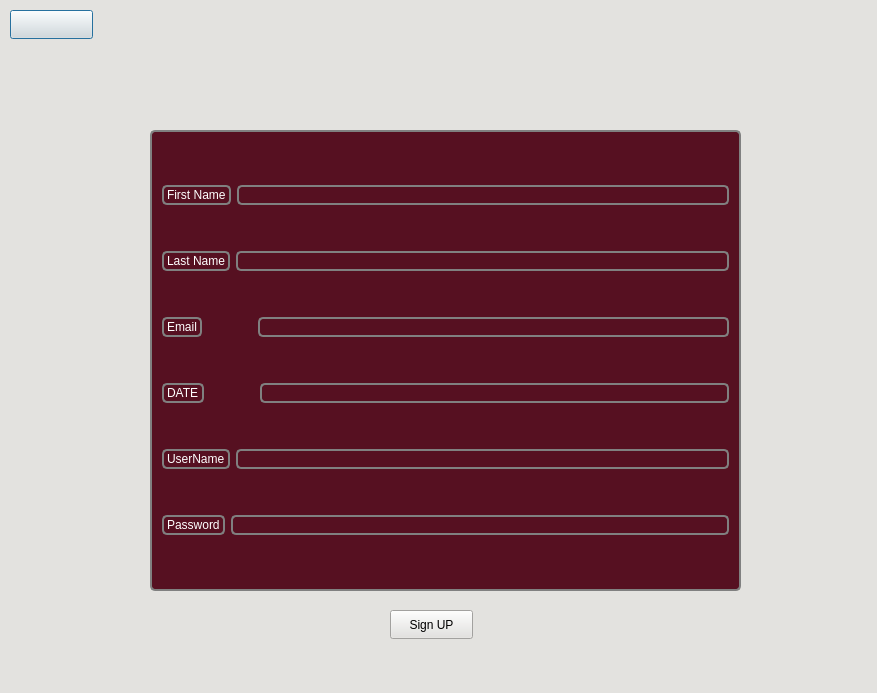
bikraj2/mitra-2, file signup.ui: the form before one commit.
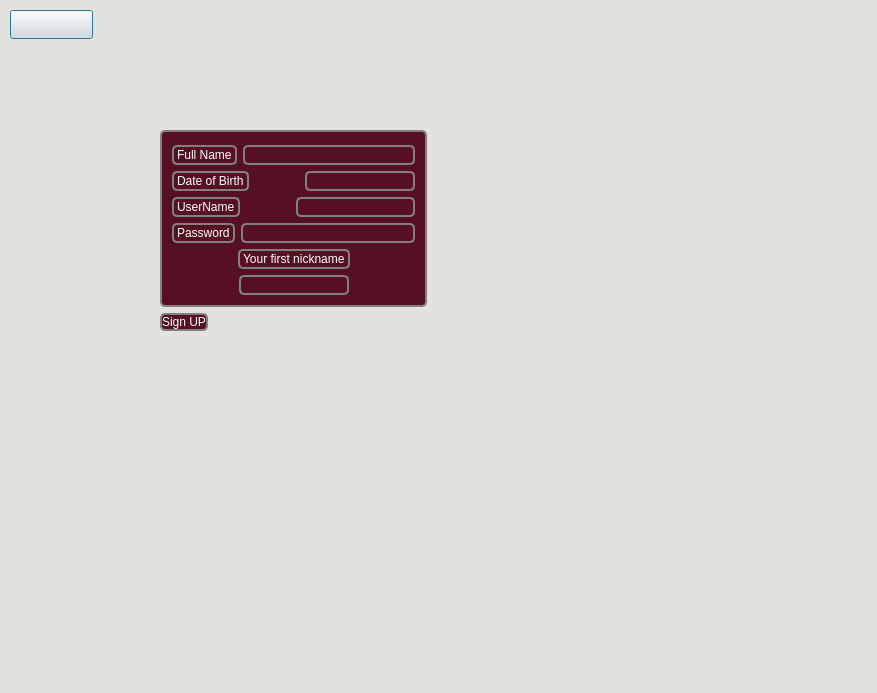
The form after the commit. Icons and pictures are not drawn.

```diff
--- a/signup.ui
+++ b/signup.ui
@@ -17,15 +17,34 @@
    <string notr="true">
 background-color:rgb(227, 226, 223);</string>
   </property>
-  <widget class="QGroupBox" name="groupBox">
+  <widget class="QPushButton" name="pushButton_2">
    <property name="geometry">
     <rect>
-     <x>150</x>
+     <x>10</x>
+     <y>10</y>
+     <width>83</width>
+     <height>29</height>
+    </rect>
+   </property>
+   <property name="styleSheet">
+    <string notr="true">image:url(:/icon/icon/arrow-left-solid.png)</string>
+   </property>
+   <property name="text">
+    <string/>
+   </property>
+  </widget>
+  <widget class="QWidget" name="">
+   <property name="geometry">
+    <rect>
+     <x>160</x>
      <y>130</y>
-     <width>591</width>
-     <height>461</height>
+     <width>531</width>
+     <height>481</height>
     </rect>
    </property>
+   <layout class="QFormLayout" name="formLayout">
+    <item row="0" column="0">
+     <widget class="QGroupBox" name="groupBox">
    <property name="styleSheet">
     <string notr="true">border:2px solid gray;border-radius:5px;margin-top: 1ex;
 font: 14pt &quot;Britannic Bold&quot;;
@@ -39,7 +58,7 @@
       <item>
        <widget class="QLabel" name="label">
         <property name="text">
-         <string>First Name</string>
+            <string>Full Name</string>
         </property>
        </widget>
       </item>
@@ -48,61 +67,17 @@
       </item>
      </layout>
     </item>
-    <item>
-     <layout class="QHBoxLayout" name="horizontalLayout_2">
-      <item>
-       <widget class="QLabel" name="label_2">
-        <property name="text">
-         <string>Last Name</string>
-        </property>
-       </widget>
-      </item>
-      <item>
-       <widget class="QLineEdit" name="lineEdit_2"/>
-      </item>
-     </layout>
-    </item>
-    <item>
-     <layout class="QHBoxLayout" name="horizontalLayout_3">
-      <item>
-       <widget class="QLabel" name="label_3">
-        <property name="text">
-         <string>Email</string>
-        </property>
-       </widget>
-      </item>
-      <item>
-       <spacer name="horizontalSpacer">
-        <property name="orientation">
-         <enum>Qt::Horizontal</enum>
-        </property>
-        <property name="sizeType">
-         <enum>QSizePolicy::Preferred</enum>
-        </property>
-        <property name="sizeHint" stdset="0">
-         <size>
-          <width>50</width>
-          <height>20</height>
-         </size>
-        </property>
-       </spacer>
-      </item>
-      <item>
-       <widget class="QLineEdit" name="lineEdit_3"/>
-      </item>
-     </layout>
-    </item>
     <item>
      <layout class="QHBoxLayout" name="horizontalLayout_4">
       <item>
        <widget class="QLabel" name="label_4">
         <property name="text">
-         <string>DATE</string>
+            <string>Date of Birth</string>
         </property>
        </widget>
       </item>
       <item>
-       <spacer name="horizontalSpacer_2">
+          <spacer name="horizontalSpacer_6">
         <property name="orientation">
          <enum>Qt::Horizontal</enum>
         </property>
@@ -112,7 +87,7 @@
         <property name="sizeHint" stdset="0">
          <size>
           <width>50</width>
-          <height>20</height>
+             <height>17</height>
          </size>
         </property>
        </spacer>
@@ -131,6 +106,22 @@
         </property>
        </widget>
       </item>
+         <item>
+          <spacer name="horizontalSpacer_2">
+           <property name="orientation">
+            <enum>Qt::Horizontal</enum>
+           </property>
+           <property name="sizeType">
+            <enum>QSizePolicy::Preferred</enum>
+           </property>
+           <property name="sizeHint" stdset="0">
+            <size>
+             <width>50</width>
+             <height>20</height>
+            </size>
+           </property>
+          </spacer>
+         </item>
       <item>
        <widget class="QLineEdit" name="lineEdit_5"/>
       </item>
@@ -150,36 +141,94 @@
       </item>
      </layout>
     </item>
-   </layout>
-  </widget>
-  <widget class="QPushButton" name="pushButton_2">
-   <property name="geometry">
-    <rect>
-     <x>10</x>
-     <y>10</y>
-     <width>83</width>
-     <height>29</height>
-    </rect>
-   </property>
-   <property name="styleSheet">
-    <string notr="true">image:url(:/icon/icon/arrow-left-solid.png)</string>
-   </property>
+       <item>
+        <layout class="QHBoxLayout" name="horizontalLayout_2">
+         <item>
+          <spacer name="horizontalSpacer_4">
+           <property name="orientation">
+            <enum>Qt::Horizontal</enum>
+           </property>
+           <property name="sizeHint" stdset="0">
+            <size>
+             <width>40</width>
+             <height>20</height>
+            </size>
+           </property>
+          </spacer>
+         </item>
+         <item>
+          <widget class="QLabel" name="label_2">
    <property name="text">
-    <string/>
-   </property>
-  </widget>
+            <string>Your first nickname</string>
+           </property>
+          </widget>
+         </item>
+         <item>
+          <spacer name="horizontalSpacer_5">
+           <property name="orientation">
+            <enum>Qt::Horizontal</enum>
+           </property>
+           <property name="sizeHint" stdset="0">
+            <size>
+             <width>40</width>
+             <height>20</height>
+            </size>
+           </property>
+          </spacer>
+         </item>
+        </layout>
+       </item>
+       <item>
+        <layout class="QHBoxLayout" name="horizontalLayout_3">
+         <item>
+          <spacer name="horizontalSpacer">
+           <property name="orientation">
+            <enum>Qt::Horizontal</enum>
+           </property>
+           <property name="sizeHint" stdset="0">
+            <size>
+             <width>40</width>
+             <height>20</height>
+            </size>
+           </property>
+          </spacer>
+         </item>
+         <item>
+          <widget class="QLineEdit" name="lineEdit_2"/>
+         </item>
+         <item>
+          <spacer name="horizontalSpacer_3">
+           <property name="orientation">
+            <enum>Qt::Horizontal</enum>
+           </property>
+           <property name="sizeHint" stdset="0">
+            <size>
+             <width>40</width>
+             <height>20</height>
+            </size>
+           </property>
+          </spacer>
+         </item>
+        </layout>
+       </item>
+      </layout>
+     </widget>
+    </item>
+    <item row="1" column="0">
   <widget class="QPushButton" name="pushButton">
-   <property name="geometry">
-    <rect>
-     <x>390</x>
-     <y>610</y>
-     <width>83</width>
-     <height>29</height>
-    </rect>
+      <property name="styleSheet">
+       <string notr="true">border:2px solid gray;border-radius:5px;margin-top: 1ex;
+font: 14pt &quot;Britannic Bold&quot;;
+background-color:rgb(86, 16, 33);
+color:rgb(255, 255, 255)
+</string>
    </property>
    <property name="text">
     <string>Sign UP</string>
    </property>
+     </widget>
+    </item>
+   </layout>
   </widget>
  </widget>
  <resources/>
```
Lines whose indentation alone changed are shown as unchanged.
